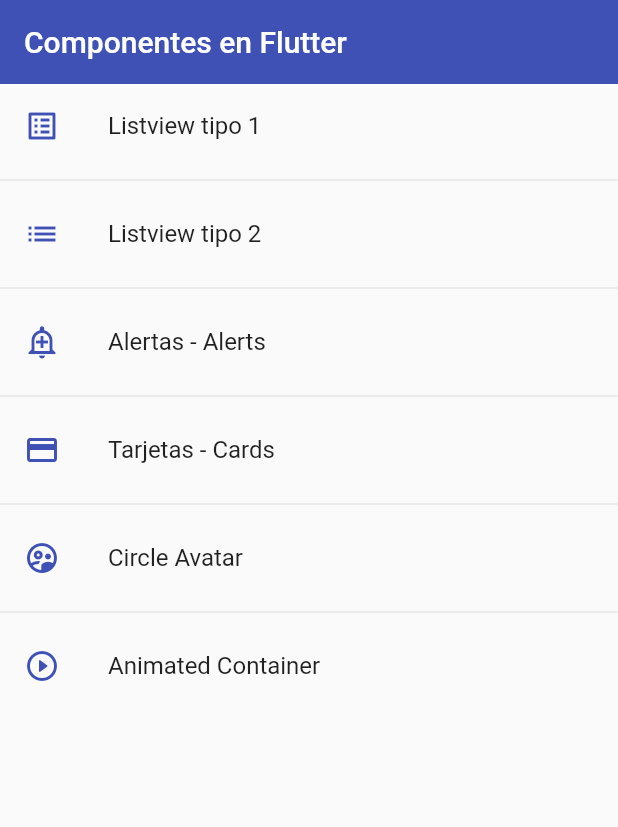
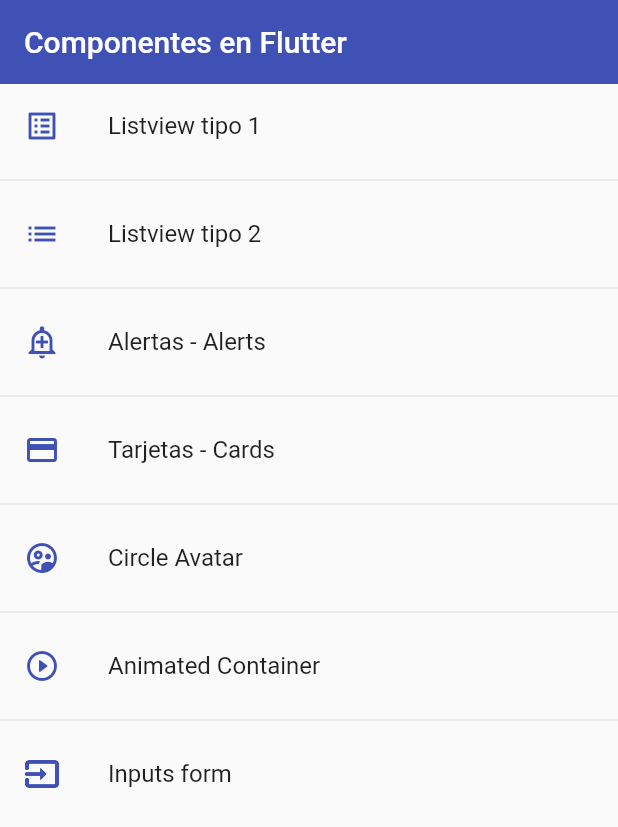
Before and after one commit to mkhi33/flutter, a Flutter app: the screen it shows after launch, on a phone screen of 412 x 824 dp. Shown: the top 827 px of the screen. Run offline on Flutter 3.47's test engine with Material 2 defaults, Android fonts, the phone set to English and light mode, and no system bars.

Commit message:
Inputs y personalización

```diff
--- a/apps/fl_components/lib/router/app_routes.dart
+++ b/apps/fl_components/lib/router/app_routes.dart
@@ -41,6 +41,11 @@ class AppRoutes {
         name: 'Animated Container',
         screen: const AnimatedScreen(),
         icon: Icons.play_circle_outline_rounded),
+    MenuOption(
+        route: 'inputs',
+        name: 'Inputs form',
+        screen: const InputsScreen(),
+        icon: Icons.input_outlined),
   ];
 
   static Map<String, Widget Function(BuildContext)> getAppRoutes() {
--- a/apps/fl_components/lib/screens/screens.dart
+++ b/apps/fl_components/lib/screens/screens.dart
@@ -1,8 +1,9 @@
-export 'package:fl_components/screens/animated_screen.dart';
 export 'package:fl_components/screens/alert_screen.dart';
 export 'package:fl_components/screens/alert_screen.dart';
+export 'package:fl_components/screens/animated_screen.dart';
 export 'package:fl_components/screens/avatar_screen.dart';
 export 'package:fl_components/screens/card_screen.dart';
 export 'package:fl_components/screens/home_screen.dart';
+export 'package:fl_components/screens/inputs_screen.dart';
 export 'package:fl_components/screens/listview1_screen.dart';
 export 'package:fl_components/screens/listview2_screen.dart';
--- a/apps/fl_components/lib/theme/app_theme.dart
+++ b/apps/fl_components/lib/theme/app_theme.dart
@@ -14,7 +14,23 @@ class AppTheme {
             backgroundColor: primary,
             shape: const StadiumBorder(),
             elevation: 0),
-      ));
+      ),
+      inputDecorationTheme: const InputDecorationTheme(
+          floatingLabelStyle: TextStyle(color: primary),
+          enabledBorder: OutlineInputBorder(
+              borderSide: BorderSide(color: primary),
+              borderRadius: BorderRadius.only(
+                  bottomLeft: Radius.circular(10),
+                  topRight: Radius.circular(10))),
+          focusedBorder: OutlineInputBorder(
+              borderSide: BorderSide(color: primary),
+              borderRadius: BorderRadius.only(
+                  bottomLeft: Radius.circular(10),
+                  topRight: Radius.circular(10))),
+          border: OutlineInputBorder(
+              borderRadius: BorderRadius.only(
+                  bottomLeft: Radius.circular(10),
+                  topRight: Radius.circular(10)))));
 
   static final ThemeData darkTheme = ThemeData.dark().copyWith(
       primaryColor: Colors.indigo,
--- a/apps/fl_components/lib/widgets/widgets.dart
+++ b/apps/fl_components/lib/widgets/widgets.dart
@@ -1,2 +1,3 @@
+export 'package:fl_components/widgets/custom_input_field.dart';
 export 'package:fl_components/widgets/custom_card_type_2.dart';
 export 'package:fl_components/widgets/custom_card_type.dart';
```
Also changed, not shown: apps/fl_components/lib/screens/inputs_screen.dart (added, +25 -0 lines), apps/fl_components/lib/widgets/custom_input_field.dart (added, +43 -0 lines).
